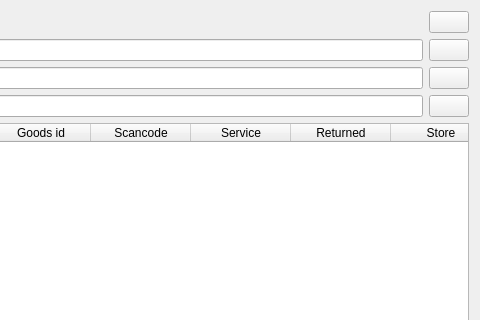
First picture: the form in Shop/vieworder.ui, repository End1-1/Cafe5, before the edit; both pictures show x 621 to 1101 and y 0 to 320 of the 1101 by 636 pixel window.
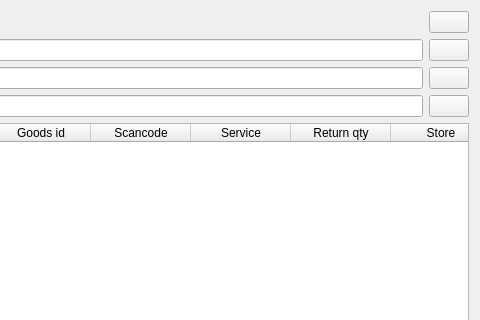
Second picture: the form after the edit. Icons and pictures are not drawn. Custom widgets are drawn as their Qt base class.

The edit to the form file:
```diff
--- a/Shop/vieworder.ui
+++ b/Shop/vieworder.ui
@@ -371,7 +371,7 @@
      </column>
      <column>
       <property name="text">
-       <string>Returned</string>
+       <string>Return qty</string>
       </property>
      </column>
      <column>
```
